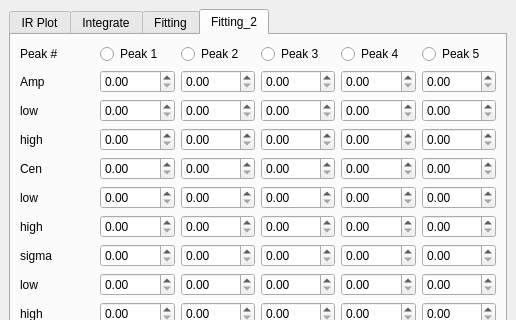
Old version of the form src/Ui_Files/DockWidgets/Ui/dw_FTIR.ui in the repository austinmcano/GGG; both pictures show x 0 to 516 and y 0 to 320 of the 516 by 600 pixel window.
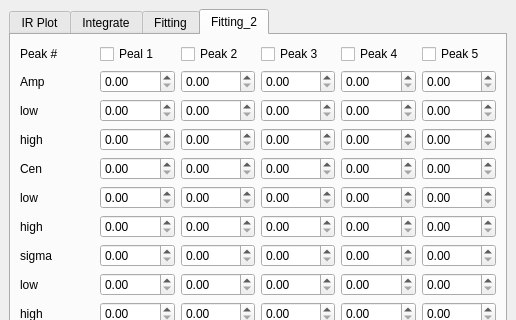
New version of the form. The open tabs and pages were chosen to show the change.

Commit message: From Dell, dw_FITR.ui and kinda just a test of pushing from the dell

Patch:
```diff
--- a/src/Ui_Files/DockWidgets/Ui/dw_FTIR.ui
+++ b/src/Ui_Files/DockWidgets/Ui/dw_FTIR.ui
@@ -554,20 +554,6 @@
         <item row="2" column="6">
          <widget class="QDoubleSpinBox" name="doubleSpinBox_26"/>
         </item>
-        <item row="0" column="5">
-         <widget class="QRadioButton" name="radioButton_5">
-          <property name="text">
-           <string>Peak 4</string>
-          </property>
-         </widget>
-        </item>
-        <item row="0" column="6">
-         <widget class="QRadioButton" name="radioButton_6">
-          <property name="text">
-           <string>Peak 5</string>
-          </property>
-         </widget>
-        </item>
         <item row="9" column="3">
          <widget class="QDoubleSpinBox" name="doubleSpinBox_23"/>
         </item>
@@ -591,13 +577,6 @@
         <item row="8" column="2">
          <widget class="QDoubleSpinBox" name="doubleSpinBox_15"/>
         </item>
-        <item row="0" column="2">
-         <widget class="QRadioButton" name="radioButton_2">
-          <property name="text">
-           <string>Peak 1</string>
-          </property>
-         </widget>
-        </item>
         <item row="4" column="6">
          <widget class="QDoubleSpinBox" name="doubleSpinBox_35"/>
         </item>
@@ -636,13 +615,6 @@
         <item row="1" column="6">
          <widget class="QDoubleSpinBox" name="doubleSpinBox_5"/>
         </item>
-        <item row="0" column="3">
-         <widget class="QRadioButton" name="radioButton_3">
-          <property name="text">
-           <string>Peak 2</string>
-          </property>
-         </widget>
-        </item>
         <item row="9" column="1">
          <widget class="QLabel" name="label_16">
           <property name="text">
@@ -650,13 +622,6 @@
           </property>
          </widget>
         </item>
-        <item row="0" column="4">
-         <widget class="QRadioButton" name="radioButton_4">
-          <property name="text">
-           <string>Peak 3</string>
-          </property>
-         </widget>
-        </item>
         <item row="9" column="6">
          <widget class="QDoubleSpinBox" name="doubleSpinBox_45"/>
         </item>
@@ -771,6 +736,41 @@
           </property>
          </widget>
         </item>
+        <item row="0" column="2">
+         <widget class="QCheckBox" name="checkBox">
+          <property name="text">
+           <string>Peal 1</string>
+          </property>
+         </widget>
+        </item>
+        <item row="0" column="3">
+         <widget class="QCheckBox" name="checkBox_2">
+          <property name="text">
+           <string>Peak 2</string>
+          </property>
+         </widget>
+        </item>
+        <item row="0" column="4">
+         <widget class="QCheckBox" name="checkBox_3">
+          <property name="text">
+           <string>Peak 3</string>
+          </property>
+         </widget>
+        </item>
+        <item row="0" column="5">
+         <widget class="QCheckBox" name="checkBox_4">
+          <property name="text">
+           <string>Peak 4</string>
+          </property>
+         </widget>
+        </item>
+        <item row="0" column="6">
+         <widget class="QCheckBox" name="checkBox_5">
+          <property name="text">
+           <string>Peak 5</string>
+          </property>
+         </widget>
+        </item>
        </layout>
       </widget>
      </widget>
```
Left out of the diff: 6 changed lines with no effect on the pictures. The commit also changes 2 other files.
